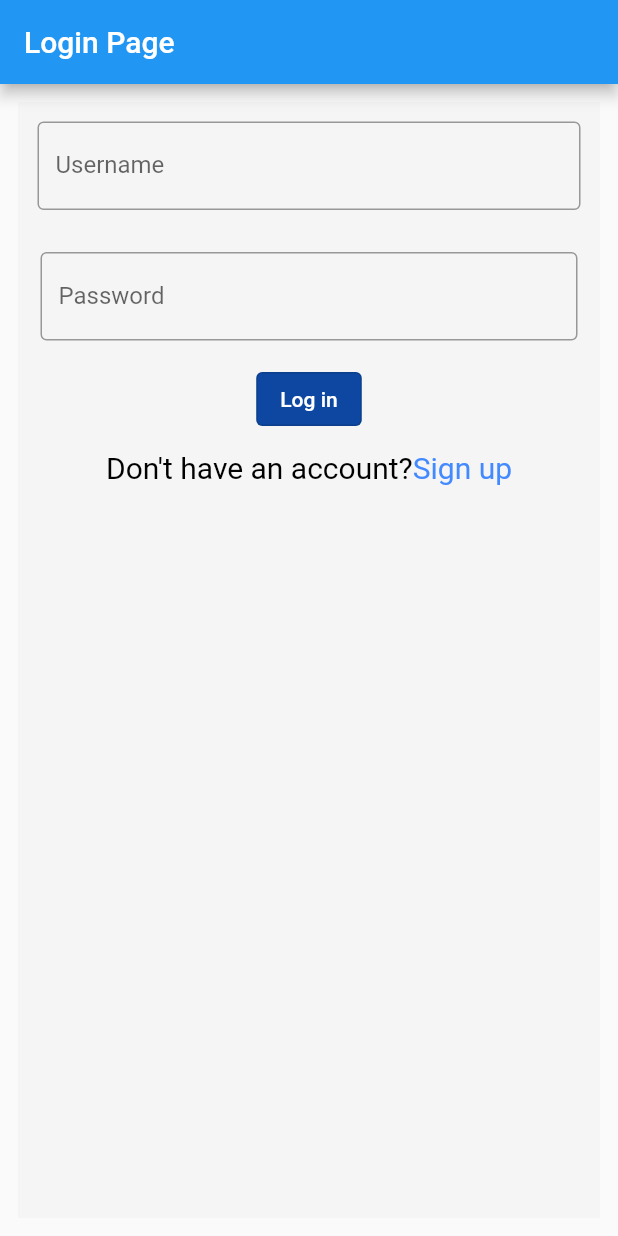
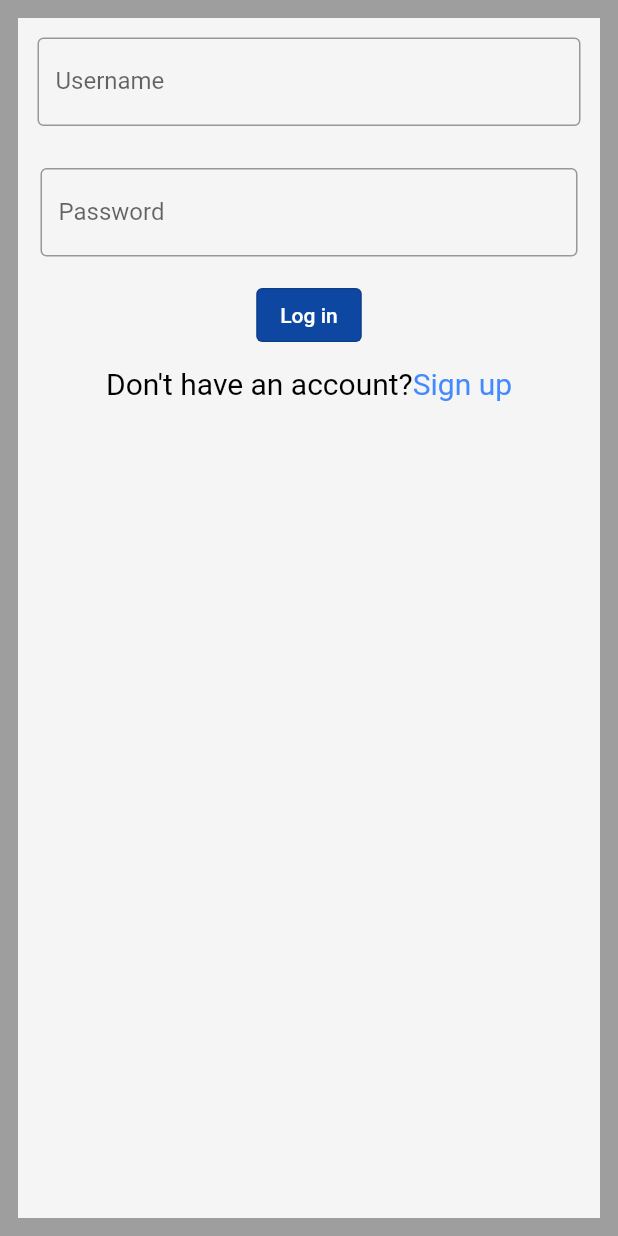
Before and after one commit to priyansh1211/4NerdyGuys, a Flutter app: the screen it shows after launch, on a phone screen of 412 x 824 dp. Run offline on Flutter 3.47's test engine with Material 2 defaults, Android fonts, the phone set to English and light mode, and no system bars.

Commit message:
Login Page created

```diff
--- a/lib/pages/LoginPage.dart
+++ b/lib/pages/LoginPage.dart
@@ -1,5 +1,4 @@
 import 'package:flutter/material.dart';
-import 'package:flutter/gestures.dart';
 
 class LoginPage extends StatefulWidget {
   const LoginPage({Key? key}) : super(key: key);
@@ -14,9 +13,7 @@ class _LoginPageState extends State<LoginPage> {
   @override
   Widget build(BuildContext context) {
     return Scaffold(
-      appBar: AppBar(
-        title: const Text('Login Page'),
-      ),
+      backgroundColor: Colors.grey,
       body: Padding(
         padding: const EdgeInsets.all(12),
         child: Container(
```
